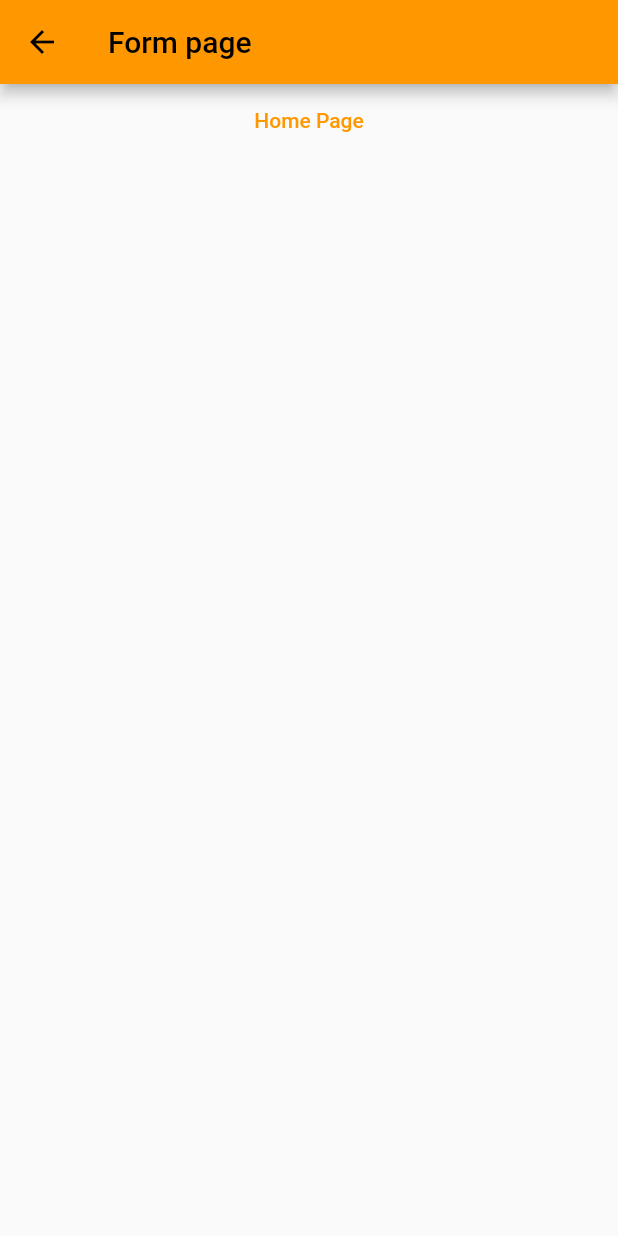
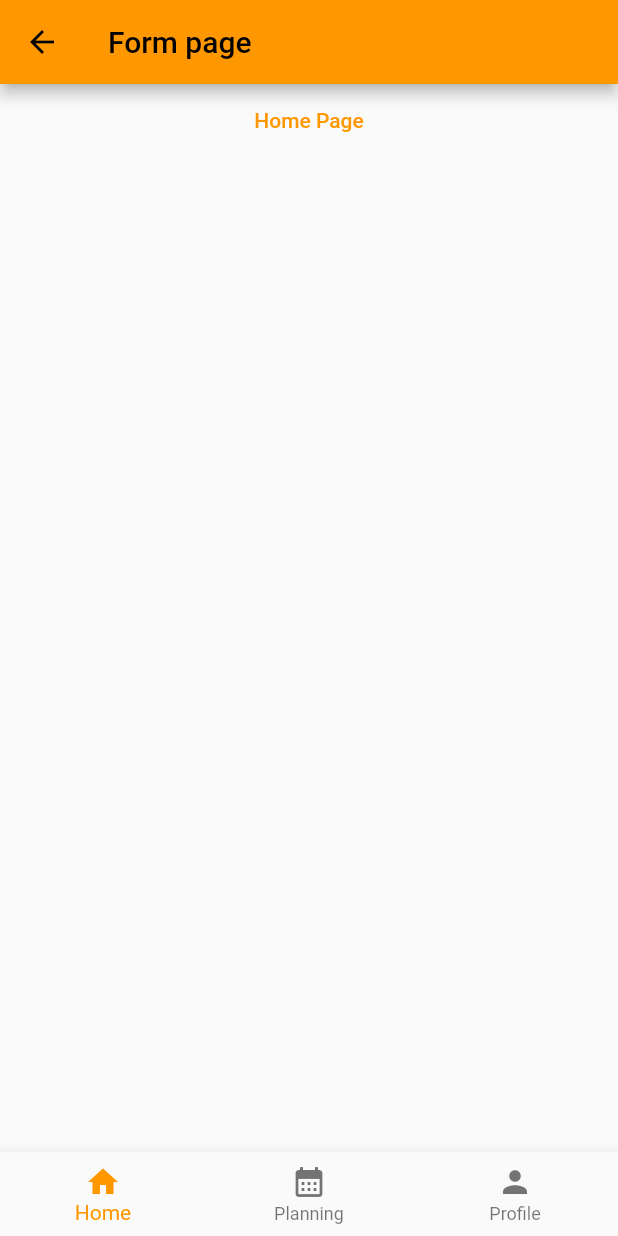
Before and after one commit to Celiian/Chevalhalla, a Flutter app: the HomePage screen opened by its route, on a phone screen of 412 x 824 dp. Run offline on Flutter 3.47's test engine with Material 2 defaults, Android fonts, the phone set to English and light mode, and no system bars; missing offline and left inert: mongo_dart.

```diff
--- a/lib/pages/home.dart
+++ b/lib/pages/home.dart
@@ -14,6 +14,22 @@ class HomePage extends StatefulWidget {
 }
 
 class _HomePageState extends State<HomePage> {
+  int _currentIndex = 0;
+  final List _children = [];
+
+  void onTabTapped(int index) {
+    setState(() {
+      _currentIndex = index;
+      if (_currentIndex == 0) {
+        //Home page navigator
+      } else if (_currentIndex == 1) {
+        //Planning page navigator
+      }
+      else if (_currentIndex == 2) {
+        //Profile page navigator
+      }
+    });
+  }
 
   @override
   Widget build(BuildContext context) {
@@ -25,11 +41,29 @@ class _HomePageState extends State<HomePage> {
           child: Column(
         children: [
           TextButton(
-              onPressed: () {
-              },
+            onPressed: () {},
             child: const Text("Home Page"),
           )
         ],
-        )));
+      )),
+      bottomNavigationBar: BottomNavigationBar(
+        onTap: onTabTapped,
+        currentIndex: _currentIndex, // new
+        items: const [
+          BottomNavigationBarItem(
+            icon: Icon(Icons.home),
+            label: 'Home',
+          ),
+          BottomNavigationBarItem(
+            icon: Icon(Icons.calendar_month),
+            label: 'Planning',
+          ),
+          BottomNavigationBarItem(
+            icon: Icon(Icons.person),
+            label: 'Profile',
+          )
+        ],
+      ),
+    );
   }
 }
```
Lines whose indentation alone changed are shown as unchanged.
